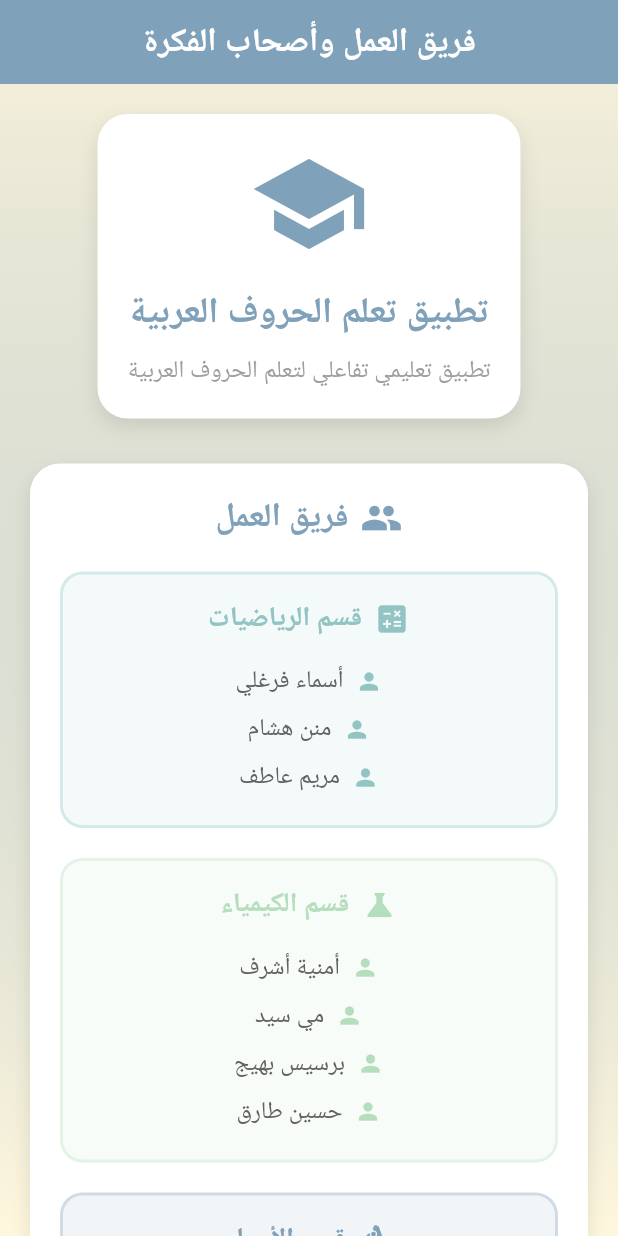
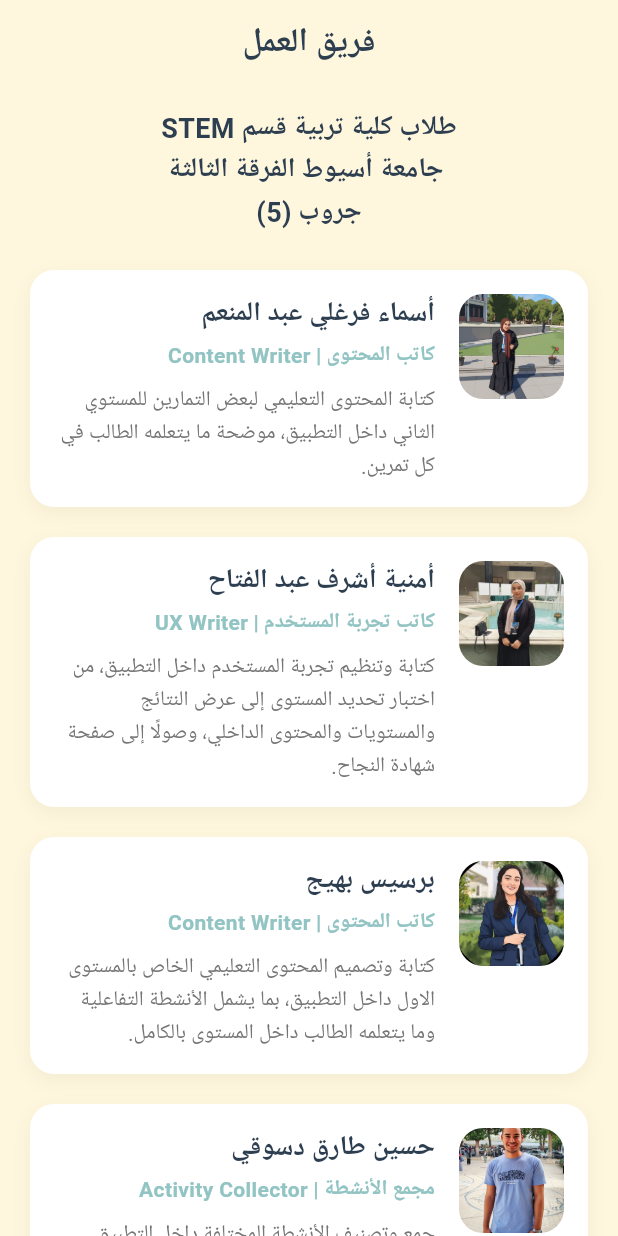
Before and after one commit to RamadanMohamed11/Arabic-Learning-App, a Flutter app: the AboutView screen opened by its route, on a phone screen of 412 x 824 dp. Run offline on Flutter 3.47's test engine with Material 3 defaults, Android fonts, the phone set to English and light mode, and no system bars; our stand-ins replace flutter_svg, flutter_tts, go_router, path_drawing, shared_preferences, speech_to_text; missing offline and left inert: path_parsing, syncfusion_flutter_signaturepad; accounts and stored records are empty.

Commit message:
feat: Add team member profiles and images to AboutView, update contact information, and include team images in assets

```diff
--- a/lib/features/about/presentation/views/about_view.dart
+++ b/lib/features/about/presentation/views/about_view.dart
@@ -1,172 +1,178 @@
 import 'package:flutter/material.dart';
 import 'package:arabic_learning_app/core/utils/app_colors.dart';
+
+class TeamMember {
+  final String name;
+  final String role;
+  final String roleEn;
+  final String description;
+  final IconData icon;
+  final String? imagePath;
+
+  const TeamMember({
+    required this.name,
+    required this.role,
+    required this.roleEn,
+    required this.description,
+    required this.icon,
+    this.imagePath,
+  });
+}
 
 class AboutView extends StatelessWidget {
   const AboutView({super.key});
 
+  static const List<TeamMember> _teamMembers = [
+    TeamMember(
+      name: 'أسماء فرغلي عبد المنعم',
+      role: 'كاتب المحتوى',
+      roleEn: 'Content Writer',
+      description:
+          'كتابة المحتوى التعليمي لبعض التمارين للمستوي الثاني داخل التطبيق، موضحة ما يتعلمه الطالب في كل تمرين.',
+      icon: Icons.edit_note,
+      imagePath: 'assets/images/team/أسماء.jpg',
+    ),
+    TeamMember(
+      name: 'أمنية أشرف عبد الفتاح',
+      role: 'كاتب تجربة المستخدم',
+      roleEn: 'UX Writer',
+      description:
+          'كتابة وتنظيم تجربة المستخدم داخل التطبيق، من اختبار تحديد المستوى إلى عرض النتائج والمستويات والمحتوى الداخلي، وصولًا إلى صفحة شهادة النجاح.',
+      icon: Icons.psychology,
+      imagePath: 'assets/images/team/أمنية.jpg',
+    ),
+    TeamMember(
+      name: 'برسيس بهيج',
+      role: 'كاتب المحتوى',
+      roleEn: 'Content Writer',
+      description:
+          'كتابة وتصميم المحتوى التعليمي الخاص بالمستوى الاول داخل التطبيق، بما يشمل الأنشطة التفاعلية وما يتعلمه الطالب داخل المستوى بالكامل.',
+      icon: Icons.menu_book,
+      imagePath: 'assets/images/team/برسيس.jpg',
+    ),
+    TeamMember(
+      name: 'حسين طارق دسوقي',
+      role: 'مجمع الأنشطة',
+      roleEn: 'Activity Collector',
+      description:
+          'جمع وتصنيف الأنشطة المختلفة داخل التطبيق وتنظيمها بطريقة تساعد المستخدم على التنقل والتعلم بسهولة.',
+      icon: Icons.folder_special,
+      imagePath: 'assets/images/team/حسين.jpg',
+    ),
+    TeamMember(
+      name: 'دينا صبري',
+      role: 'مصمم الهوية البصرية',
+      roleEn: 'Visual Identity Designer',
+      description:
+          'تنسيق الألوان الأساسية داخل واجهة التطبيق، بالإضافة إلى تصميم شعار التطبيق (اللوجو) بما يحقق هوية بصرية موحدة وجذّابة.',
+      icon: Icons.palette,
+      imagePath: 'assets/images/team/دينا.jpg',
+    ),
+    TeamMember(
+      name: 'مريم عاطف شكري شاكر',
+      role: 'مصمم المحتوى',
+      roleEn: 'Content Designer',
+      description:
+          'تصميم ورسم الحروف بالطريقة المناسبة التي تساعد المستخدم على تعلم الحروف وممارستها.',
+      icon: Icons.brush,
+      imagePath: 'assets/images/team/مريم.jpg',
+    ),
+    TeamMember(
+      name: 'منن هشام حمزة',
+      role: 'مصمم محتوى',
+      roleEn: 'Content Designer',
+      description:
+          'تصميم ورسم الحروف ومواضيع الحروف بالطريقة المناسبة التي تساعد المستخدم على تعلم الحروف وممارستها.',
+      icon: Icons.draw,
+      imagePath: 'assets/images/team/منن.jpg',
+    ),
+    TeamMember(
+      name: 'مي سيد',
+      role: 'مصمم شعار التطبيق',
+      roleEn: 'App Logo Designer',
+      description:
+          'تصميم شعار التطبيق (اللوجو) بالشكل المناسب لفكرة المشروع، بما يعبر عن هدف التطبيق ويعزز الهوية البصرية الخاصة به.',
+      icon: Icons.auto_awesome,
+      imagePath: 'assets/images/team/مي.jpg',
+    ),
+    TeamMember(
+      name: 'هبة شاكر',
+      role: 'مصمم محتوى الاختبارات',
+      roleEn: 'Test Content Creator',
+      description:
+          'تصميم محتوى الاختبارات داخل التطبيق وإنشاء بنك الأسئلة لتقييم مستوى الطالب وتحديد تقدمه داخل المستويات المختلفة.',
+      icon: Icons.quiz,
+      imagePath: 'assets/images/team/هبة.jpg',
+    ),
+  ];
+
   @override
   Widget build(BuildContext context) {
     return Scaffold(
+      backgroundColor: AppColors.background,
       appBar: AppBar(
         centerTitle: true,
-        title: FittedBox(
-          fit: BoxFit.scaleDown,
-          child: const Text(
-            'فريق العمل وأصحاب الفكرة',
-            style: TextStyle(fontWeight: FontWeight.bold, color: Colors.white),
+        title: const Text(
+          'فريق العمل',
+          style: TextStyle(
+            fontWeight: FontWeight.bold,
+            color: AppColors.textPrimary,
+            fontSize: 22,
           ),
         ),
-        backgroundColor: AppColors.primary,
+        backgroundColor: AppColors.background,
         elevation: 0,
-        iconTheme: const IconThemeData(color: Colors.white),
+        iconTheme: const IconThemeData(color: AppColors.textPrimary),
       ),
-      body: Container(
-        decoration: BoxDecoration(
-          gradient: LinearGradient(
-            begin: Alignment.topCenter,
-            end: Alignment.bottomCenter,
-            colors: [AppColors.primary.withOpacity(0.1), AppColors.background],
-          ),
-        ),
-        child: SafeArea(
+      body: SafeArea(
         child: SingleChildScrollView(
-            padding: const EdgeInsets.all(20),
+          padding: const EdgeInsets.symmetric(horizontal: 20, vertical: 16),
           child: Column(
+            crossAxisAlignment: CrossAxisAlignment.start,
             children: [
-                // App Icon and Title
-                Container(
-                  padding: const EdgeInsets.all(20),
-                  decoration: BoxDecoration(
-                    color: Colors.white,
-                    borderRadius: BorderRadius.circular(20),
-                    boxShadow: [
-                      BoxShadow(
-                        color: Colors.black.withOpacity(0.1),
-                        blurRadius: 10,
-                        offset: const Offset(0, 5),
-                      ),
-                    ],
-                  ),
-                  child: const Column(
-                    children: [
-                      Icon(Icons.school, size: 80, color: AppColors.primary),
-                      SizedBox(height: 16),
-                      Text(
-                        'تطبيق تعلم الحروف العربية',
+              // Header Title
+              Center(
+                child: const Text(
+                  'طلاب كلية تربية قسم STEM \n جامعة أسيوط الفرقة الثالثة\nجروب (5)',
                   style: TextStyle(
-                          fontSize: 24,
+                    fontSize: 18,
                     fontWeight: FontWeight.bold,
-                          color: AppColors.primary,
+                    color: AppColors.textPrimary,
+                    height: 1.5,
                   ),
                   textAlign: TextAlign.center,
                 ),
-                      SizedBox(height: 8),
-                      Text(
-                        'تطبيق تعليمي تفاعلي لتعلم الحروف العربية',
-                        style: TextStyle(fontSize: 16, color: Colors.grey),
-                        textAlign: TextAlign.center,
-                      ),
-                    ],
-                  ),
               ),
 
-                const SizedBox(height: 30),
+              const SizedBox(height: 24),
 
-                // Team Section
-                Container(
+              // Team Members List
+              ...List.generate(_teamMembers.length, (index) {
+                return Padding(
+                  padding: const EdgeInsets.only(bottom: 20),
+                  child: _buildTeamMemberCard(_teamMembers[index]),
+                );
+              }),
+
+              const SizedBox(height: 20),
+
+              // Footer
+              Center(
+                child: Container(
                   padding: const EdgeInsets.all(20),
                   decoration: BoxDecoration(
-                    color: Colors.white,
-                    borderRadius: BorderRadius.circular(20),
-                    boxShadow: [
-                      BoxShadow(
-                        color: Colors.black.withOpacity(0.1),
-                        blurRadius: 10,
-                        offset: const Offset(0, 5),
-                      ),
-                    ],
+                    color: AppColors.primary.withOpacity(0.1),
+                    borderRadius: BorderRadius.circular(16),
                   ),
                   child: Column(
                     children: [
-                      const Row(
-                        mainAxisAlignment: MainAxisAlignment.center,
-                        children: [
-                          Icon(
-                            Icons.people,
-                            color: AppColors.primary,
-                            size: 28,
-                          ),
-                          SizedBox(width: 8),
-                          Text(
-                            'فريق العمل',
-                            style: TextStyle(
-                              fontSize: 22,
-                              fontWeight: FontWeight.bold,
-                              color: AppColors.primary,
-                            ),
-                          ),
-                        ],
-                      ),
-                      const SizedBox(height: 20),
-
-                      // Math Team
-                      _buildTeamSection(
-                        'قسم الرياضيات',
-                        Icons.calculate,
-                        AppColors.secondary,
-                        ['أسماء فرغلي', 'منن هشام', 'مريم عاطف'],
-                      ),
-
-                      const SizedBox(height: 20),
-
-                      // Chemistry Team
-                      _buildTeamSection(
-                        'قسم الكيمياء',
-                        Icons.science,
-                        AppColors.accent,
-                        ['أمنية أشرف', 'مي سيد', 'برسيس بهيج', 'حسين طارق'],
-                      ),
-
-                      const SizedBox(height: 20),
-
-                      // Biology Team
-                      _buildTeamSection(
-                        'قسم الأحياء',
-                        Icons.biotech,
-                        AppColors.primary,
-                        ['هبة شاكر', 'دينا صبري'],
-                      ),
-                    ],
-                  ),
-                ),
-
-                const SizedBox(height: 30),
-
-                const SizedBox(height: 30),
-
-                // Footer
-                Container(
-                  padding: const EdgeInsets.all(16),
-                  decoration: BoxDecoration(
-                    color: Colors.white,
-                    borderRadius: BorderRadius.circular(15),
-                    boxShadow: [
-                      BoxShadow(
-                        color: Colors.black.withOpacity(0.1),
-                        blurRadius: 10,
-                        offset: const Offset(0, 5),
-                      ),
-                    ],
-                  ),
-                  child: const Column(
-                    children: [
-                      Icon(Icons.favorite, color: Colors.red, size: 32),
-                      SizedBox(height: 8),
-                      Text(
+                      Icon(Icons.favorite, color: AppColors.primary, size: 32),
+                      const SizedBox(height: 12),
+                      const Text(
                         'صُنع بحب لتعليم الأطفال ومحو الأمية',
                         style: TextStyle(
                           fontSize: 16,
-                          color: Colors.grey,
+                          color: AppColors.textSecondary,
                           fontWeight: FontWeight.w500,
                         ),
                         textAlign: TextAlign.center,
@@ -174,68 +180,115 @@ class AboutView extends StatelessWidget {
                     ],
                   ),
                 ),
+              ),
+              const SizedBox(height: 20),
             ],
-            ),
           ),
         ),
       ),
     );
   }
 
-  Widget _buildTeamSection(
-    String title,
-    IconData icon,
-    Color color,
-    List<String> members,
-  ) {
+  Widget _buildTeamMemberCard(TeamMember member) {
     return Container(
       padding: const EdgeInsets.all(16),
       decoration: BoxDecoration(
-        color: color.withOpacity(0.1),
-        borderRadius: BorderRadius.circular(15),
-        border: Border.all(color: color.withOpacity(0.3), width: 2),
+        color: Colors.white,
+        borderRadius: BorderRadius.circular(16),
+        boxShadow: [
+          BoxShadow(
+            color: Colors.black.withOpacity(0.05),
+            blurRadius: 10,
+            offset: const Offset(0, 4),
           ),
+        ],
+      ),
+      child: Row(
+        crossAxisAlignment: CrossAxisAlignment.start,
+        children: [
+          // Avatar - Image or Icon
+          Container(
+            width: 70,
+            height: 70,
+            decoration: BoxDecoration(
+              gradient: member.imagePath == null
+                  ? LinearGradient(
+                      begin: Alignment.topLeft,
+                      end: Alignment.bottomRight,
+                      colors: [
+                        AppColors.cream,
+                        AppColors.mintGreen.withOpacity(0.3),
+                      ],
+                    )
+                  : null,
+              borderRadius: BorderRadius.circular(16),
+            ),
+            clipBehavior: Clip.antiAlias,
+            child: member.imagePath != null
+                ? Image.asset(
+                    member.imagePath!,
+                    fit: BoxFit.cover,
+                    width: 70,
+                    height: 70,
+                    errorBuilder: (context, error, stackTrace) {
+                      return Container(
+                        decoration: BoxDecoration(
+                          gradient: LinearGradient(
+                            begin: Alignment.topLeft,
+                            end: Alignment.bottomRight,
+                            colors: [
+                              AppColors.cream,
+                              AppColors.mintGreen.withOpacity(0.3),
+                            ],
+                          ),
+                        ),
+                        child: Icon(
+                          member.icon,
+                          size: 32,
+                          color: AppColors.primary,
+                        ),
+                      );
+                    },
+                  )
+                : Icon(member.icon, size: 32, color: AppColors.primary),
+          ),
+          const SizedBox(width: 16),
+          // Info
+          Expanded(
             child: Column(
+              crossAxisAlignment: CrossAxisAlignment.start,
               children: [
-          Row(
-            mainAxisAlignment: MainAxisAlignment.center,
-            children: [
-              Icon(icon, color: color, size: 24),
-              const SizedBox(width: 8),
                 Text(
-                title,
-                style: TextStyle(
+                  member.name,
+                  style: const TextStyle(
                     fontSize: 18,
                     fontWeight: FontWeight.bold,
-                  color: color,
+                    color: AppColors.textPrimary,
+                  ),
+                ),
+                const SizedBox(height: 4),
+                Text(
+                  '${member.role} | ${member.roleEn}',
+                  style: const TextStyle(
+                    fontSize: 14,
+                    fontWeight: FontWeight.w600,
+                    color: AppColors.secondary,
+                  ),
+                ),
+                const SizedBox(height: 8),
+                Text(
+                  member.description,
+                  style: TextStyle(
+                    fontSize: 14,
+                    color: Colors.grey.shade600,
+                    height: 1.5,
                   ),
                 ),
               ],
-          ),
-          const SizedBox(height: 12),
-          ...members.map(
-            (member) => Padding(
-              padding: const EdgeInsets.symmetric(vertical: 4),
-              child: Row(
-                mainAxisAlignment: MainAxisAlignment.center,
-                children: [
-                  Icon(Icons.person, color: color, size: 18),
-                  const SizedBox(width: 8),
-                  Text(
-                    member,
-                    style: TextStyle(
-                      fontSize: 16,
-                      color: Colors.grey.shade700,
-                      fontWeight: FontWeight.w500,
-                    ),
-                  ),
-                ],
-              ),
             ),
           ),
         ],
       ),
     );
   }
-
 }
--- a/lib/features/about/presentation/views/contact_us_view.dart
+++ b/lib/features/about/presentation/views/contact_us_view.dart
@@ -10,10 +10,7 @@ class ContactUsView extends StatelessWidget {
       appBar: AppBar(
         title: const Text(
           'تواصل معنا',
-          style: TextStyle(
-            fontWeight: FontWeight.bold,
-            color: Colors.white,
-          ),
+          style: TextStyle(fontWeight: FontWeight.bold, color: Colors.white),
         ),
         backgroundColor: AppColors.primary,
         elevation: 0,
@@ -24,10 +21,7 @@ class ContactUsView extends StatelessWidget {
           gradient: LinearGradient(
             begin: Alignment.topCenter,
             end: Alignment.bottomCenter,
-            colors: [
-              AppColors.primary.withOpacity(0.08),
-              AppColors.background,
-            ],
+            colors: [AppColors.primary.withOpacity(0.08), AppColors.background],
           ),
         ),
         child: SafeArea(
@@ -54,7 +48,11 @@ class ContactUsView extends StatelessWidget {
                       const Row(
                         mainAxisAlignment: MainAxisAlignment.center,
                         children: [
-                          Icon(Icons.contact_mail, color: AppColors.primary, size: 28),
+                          Icon(
+                            Icons.contact_mail,
+                            color: AppColors.primary,
+                            size: 28,
+                          ),
                           SizedBox(width: 8),
                           Text(
                             'تواصل معنا',
@@ -70,13 +68,7 @@ class ContactUsView extends StatelessWidget {
                       _ContactItem(
                         icon: Icons.email,
                         label: 'البريد الإلكتروني',
-                        value: 'contact@arabiclearning.com',
-                      ),
-                      const SizedBox(height: 12),
-                      _ContactItem(
-                        icon: Icons.phone,
-                        label: 'الهاتف',
-                        value: '+20 123 456 7890',
+                        value: 'Albdayatttbyq@gmail.com',
                       ),
                     ],
                   ),
@@ -100,8 +92,11 @@ class ContactUsView extends StatelessWidget {
                     ],
                   ),
                   child: const Text(
-                    'يسعدنا تواصلكم للاستفسارات والمقترحات والشراكات. سنرد عليكم في أقرب وقت ممكن.',
-                    style: TextStyle(fontSize: 16, color: AppColors.textPrimary),
+                    'يسعدنا تواصلكم للاستفسارات والمقترحات. سنرد عليكم في أقرب وقت ممكن.',
+                    style: TextStyle(
+                      fontSize: 16,
+                      color: AppColors.textPrimary,
+                    ),
                     textAlign: TextAlign.center,
                   ),
                 ),
@@ -118,7 +113,11 @@ class _ContactItem extends StatelessWidget {
   final IconData icon;
   final String label;
   final String value;
-  const _ContactItem({required this.icon, required this.label, required this.value});
+  const _ContactItem({
+    required this.icon,
+    required this.label,
+    required this.value,
+  });
 
   @override
   Widget build(BuildContext context) {
--- a/pubspec.yaml
+++ b/pubspec.yaml
@@ -79,6 +79,7 @@ flutter:
   # To add assets to your application, add an assets section, like this:
   assets:
     - assets/images/
+    - assets/images/team/
     - assets/audios/
     - assets/svg/
 
```
Also changed, not shown: assets/images/team/أسماء.jpg (added), assets/images/team/أمنية.jpg (added), assets/images/team/برسيس.jpg (added), assets/images/team/حسين.jpg (added), assets/images/team/دينا.jpg (added), assets/images/team/مريم.jpg (added), assets/images/team/منن.jpg (added), assets/images/team/مي.jpg (added), assets/images/team/هبة.jpg (added), 1 other file. Lines whose indentation alone changed are shown as unchanged.
